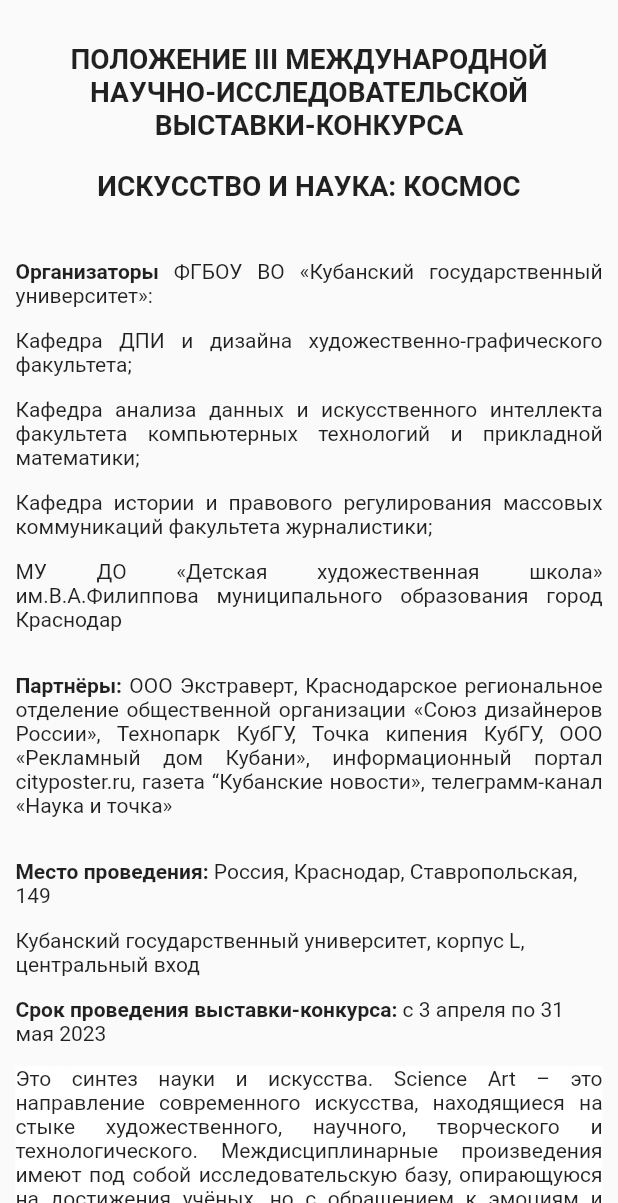
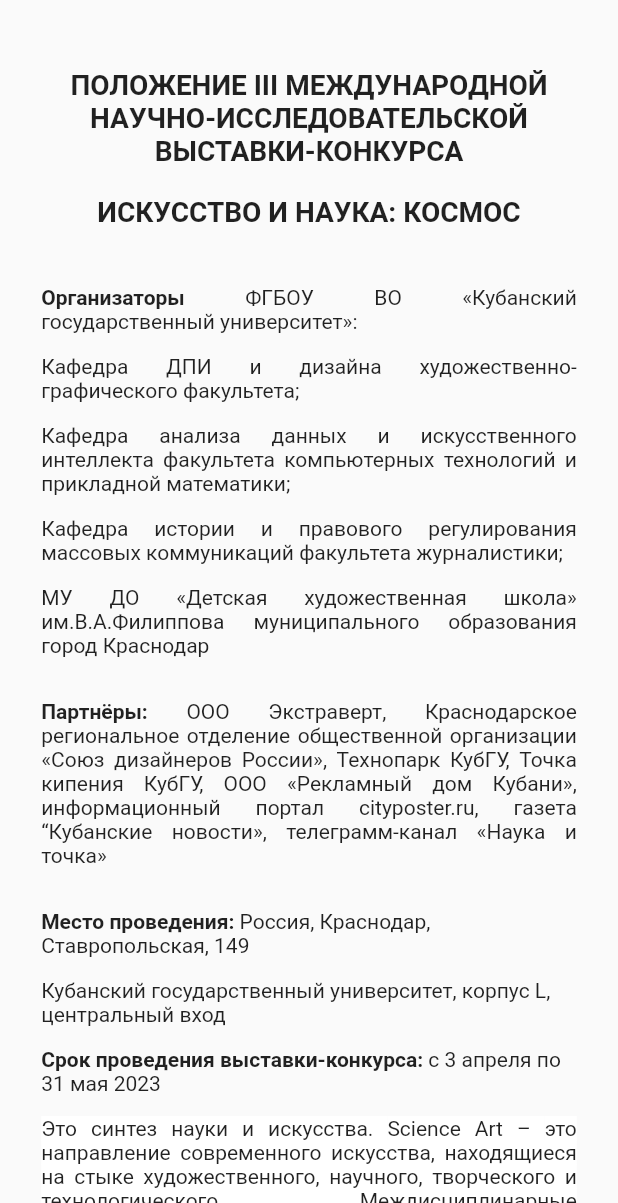
Before and after one commit to AirMax2303/science_art_space, a Flutter app: the StatutePage screen opened directly, on a phone screen of 412 x 824 dp, the part 33-1236 px from its top. Run offline on Flutter 3.47's test engine with Material 2 defaults, Android fonts, the light colour scheme and no system bars; our stand-ins replace flutter_widget_from_html, video_player.

Commit message:
Отсутпы в положении

```diff
--- a/lib/pages/statute_page.dart
+++ b/lib/pages/statute_page.dart
@@ -17,8 +17,9 @@
             SizedBox(height: mediaQuery.size.width / 40),
             const HeaderWidget(),
             Padding(
-              padding: EdgeInsets.all(mediaQuery.size.width / 40),
-              child: const HtmlWidget(html),
+              padding: EdgeInsets.all(mediaQuery.size.width / 15),
+              child: const HtmlWidget(
+                  html), //textStyle: TextStyle(fontSize: mediaQuery.size.width / 60),
             )
           ],
         ),
```
